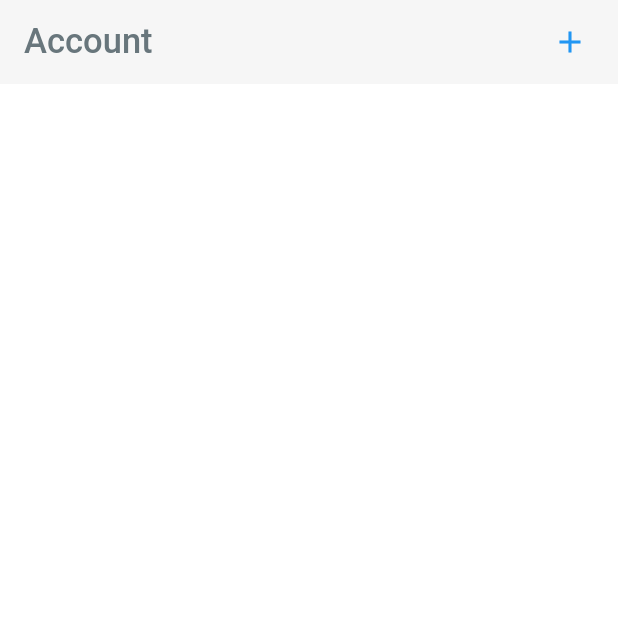
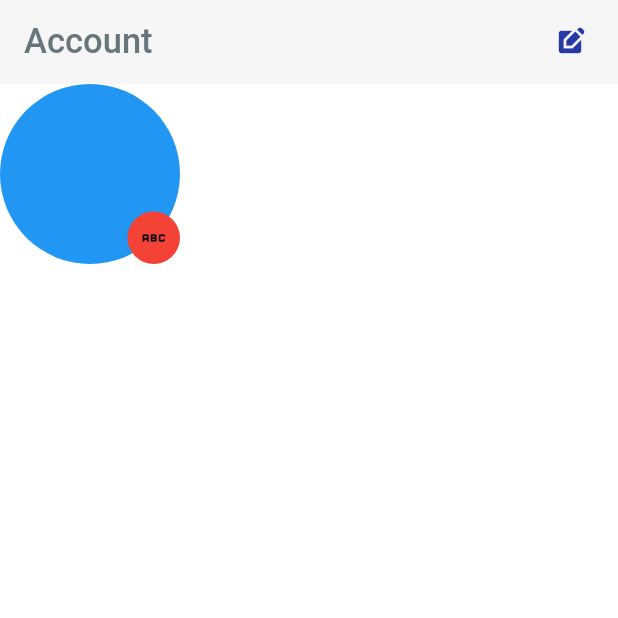
Before and after one commit to HmzEzh/medisafe, a Flutter app: the screen it shows after launch, item 4 of the bottom bar chosen, after a tap on "AM", on a phone screen of 412 x 824 dp, the top half of it. Run offline on Flutter 3.47's test engine with Material 2 defaults, Android fonts, the phone set to English and light mode, and no system bars; our stand-ins replace flutter_datetime_picker.

Commit message:
profil update

```diff
--- a/lib/screens/profilScreen/AccountScreen/AccountScreen.dart
+++ b/lib/screens/profilScreen/AccountScreen/AccountScreen.dart
@@ -35,8 +35,49 @@ class _AccountScreenState extends State<AccountScreen> {
             onPressed: () {
               print("test");
             },
-                child: Icon(IconData(0xe047, fontFamily: 'MaterialIcons')))
-          ]),
+            child: const Icon(
+              Icons.edit_square,
+              size: 20,
+              color: Color.fromARGB(255, 38, 58, 167),
+            ),
+          ),
+        ],
+      ),
+      body: Column(
+        children: [
+          /// -- IMAGE
+          Stack(
+            children: [
+              SizedBox(
+                width: 120,
+                height: 120,
+                child: ClipRRect(
+                  borderRadius: BorderRadius.circular(100),
+                  child: Container(
+                    color: Colors.blue,
+                  ),
+                ),
+              ),
+              Positioned(
+                bottom: 0,
+                right: 0,
+                child: Container(
+                  width: 35,
+                  height: 35,
+                  decoration: BoxDecoration(
+                      borderRadius: BorderRadius.circular(100),
+                      color: Colors.red),
+                  child: const Icon(
+                    Icons.abc,
+                    color: Colors.black,
+                    size: 20,
+                  ),
+                ),
+              ),
+            ],
+          ),
+        ],
+      ),
     );
   }
 }
--- a/lib/screens/profilScreen/ProfilScreen.dart
+++ b/lib/screens/profilScreen/ProfilScreen.dart
@@ -37,7 +37,7 @@ class ProfilScreen extends StatelessWidget {
                 child: Icon(IconData(0xe047, fontFamily: 'MaterialIcons')))
           ]),
       body: Center(
-        child: Column(
+        child: ListView(
           children: [
             GestureDetector(
               onTap: () {
@@ -119,10 +119,10 @@ class ProfilScreen extends StatelessWidget {
                       height: haille * 0.12,
                       decoration: BoxDecoration(
                           border: Border.all(color: Colors.white)),
-                      child: const Icon(
+                      child: Icon(
                         Icons.arrow_forward_ios,
                         color: Colors.blueGrey,
-                        size: 15,
+                        size: haille * 0.023,
                       ),
                     ),
                   ],
@@ -133,7 +133,7 @@ class ProfilScreen extends StatelessWidget {
               margin: EdgeInsets.fromLTRB(
                   waille * 0.03, haille * 0.01, waille * 0.03, haille * 0.02),
               padding: const EdgeInsets.all(10),
-              height: 270,
+              height: haille * 0.33,
               decoration: BoxDecoration(
                   borderRadius: BorderRadius.circular(10),
                   color: Colors.white,
@@ -144,7 +144,231 @@ class ProfilScreen extends StatelessWidget {
                         blurRadius: 8,
                         offset: Offset(1, 4)),
                   ]),
-              child: ListView(
+              child: Column(
+                children: [
+                  GestureDetector(
+                    onTap: () {},
+                    child: Container(
+                      margin: EdgeInsets.fromLTRB(0, 0, 0, haille * 0.015),
+                      padding: EdgeInsets.fromLTRB(0, 0, 0, haille * 0.015),
+                      decoration: const BoxDecoration(
+                        border: Border(
+                            bottom: BorderSide(
+                          color: Color.fromARGB(255, 81, 93, 99),
+                          width: 0.5,
+                        )),
+                      ),
+                      child: Row(
+                        children: [
+                          Container(
+                            padding: const EdgeInsets.all(5),
+                            decoration: BoxDecoration(
+                                border: Border.all(color: Colors.white)),
+                            child: const Icon(
+                              Icons.area_chart_outlined,
+                              size: 20,
+                              color: Color.fromARGB(255, 81, 93, 99),
+                            ),
+                          ),
+                          Container(
+                            margin: EdgeInsets.fromLTRB(waille * 0.02, 0, 0, 0),
+                            width: waille * 0.71,
+                            decoration: BoxDecoration(
+                                border: Border.all(color: Colors.white)),
+                            child: const Text(
+                              "Trackers",
+                              style: TextStyle(
+                                fontSize: 16,
+                                fontWeight: FontWeight.w400,
+                                color: Color.fromARGB(255, 81, 93, 99),
+                              ),
+                            ),
+                          ),
+                          Container(
+                            decoration: BoxDecoration(
+                                border: Border.all(color: Colors.white)),
+                            child: Icon(
+                              Icons.arrow_forward_ios,
+                              color: Colors.blueGrey,
+                              size: haille * 0.023,
+                            ),
+                          ),
+                        ],
+                      ),
+                    ),
+                  ),
+                  GestureDetector(
+                    onTap: () {},
+                    child: Container(
+                      margin: EdgeInsets.fromLTRB(0, 0, 0, haille * 0.015),
+                      padding: EdgeInsets.fromLTRB(0, 0, 0, haille * 0.015),
+                      decoration: const BoxDecoration(
+                        border: Border(
+                            bottom: BorderSide(
+                          color: Color.fromARGB(255, 81, 93, 99),
+                          width: 0.5,
+                        )),
+                      ),
+                      child: Row(
+                        children: [
+                          Container(
+                            padding: const EdgeInsets.all(5),
+                            decoration: BoxDecoration(
+                                border: Border.all(color: Colors.white)),
+                            child: const Icon(
+                              Icons.search,
+                              size: 20,
+                              color: Colors.blueGrey,
+                            ),
+                          ),
+                          Container(
+                            margin: EdgeInsets.fromLTRB(waille * 0.02, 0, 0, 0),
+                            width: waille * 0.71,
+                            decoration: BoxDecoration(
+                                border: Border.all(color: Colors.white)),
+                            child: const Text(
+                              "Search",
+                              style: TextStyle(
+                                fontSize: 16,
+                                fontWeight: FontWeight.w400,
+                                color: Color.fromARGB(255, 81, 93, 99),
+                              ),
+                            ),
+                          ),
+                          Container(
+                            decoration: BoxDecoration(
+                                border: Border.all(color: Colors.white)),
+                            child: Icon(
+                              Icons.arrow_forward_ios,
+                              color: Colors.blueGrey,
+                              size: haille * 0.023,
+                            ),
+                          ),
+                        ],
+                      ),
+                    ),
+                  ),
+                  GestureDetector(
+                    onTap: () {
+                      Navigator.push<dynamic>(
+                        context,
+                        MaterialPageRoute<dynamic>(
+                            builder: (BuildContext context) =>
+                                MedcinsListScreen()),
+                      );
+                    },
+                    child: Container(
+                      margin: EdgeInsets.fromLTRB(0, 0, 0, haille * 0.015),
+                      padding: EdgeInsets.fromLTRB(0, 0, 0, haille * 0.015),
+                      decoration: const BoxDecoration(
+                        border: Border(
+                            bottom: BorderSide(
+                          color: Color.fromARGB(255, 81, 93, 99),
+                          width: 0.5,
+                        )),
+                      ),
+                      child: Row(
+                        children: [
+                          Container(
+                            padding: const EdgeInsets.all(5),
+                            decoration: BoxDecoration(
+                                border: Border.all(color: Colors.white)),
+                            child: const Icon(
+                              Icons.contact_mail_outlined,
+                              size: 20,
+                              color: Color.fromARGB(255, 81, 93, 99),
+                            ),
+                          ),
+                          Container(
+                            margin: EdgeInsets.fromLTRB(waille * 0.02, 0, 0, 0),
+                            width: waille * 0.71,
+                            decoration: BoxDecoration(
+                                border: Border.all(color: Colors.white)),
+                            child: const Text(
+                              "Doctors",
+                              style: TextStyle(
+                                fontSize: 16,
+                                fontWeight: FontWeight.w400,
+                                color: Color.fromARGB(255, 81, 93, 99),
+                              ),
+                            ),
+                          ),
+                          Container(
+                            decoration: BoxDecoration(
+                                border: Border.all(color: Colors.white)),
+                            child: Icon(
+                              Icons.arrow_forward_ios,
+                              color: Colors.blueGrey,
+                              size: haille * 0.023,
+                            ),
+                          ),
+                        ],
+                      ),
+                    ),
+                  ),
+                  GestureDetector(
+                    onTap: () {},
+                    child: Container(
+                      decoration: BoxDecoration(
+                          border: Border.all(color: Colors.transparent)),
+                      child: Row(
+                        children: [
+                          Container(
+                            padding: const EdgeInsets.all(5),
+                            decoration: BoxDecoration(
+                                border: Border.all(color: Colors.transparent)),
+                            child: const Icon(
+                              Icons.analytics_outlined,
+                              size: 20,
+                              color: Color.fromARGB(255, 81, 93, 99),
+                            ),
+                          ),
+                          Container(
+                            margin: EdgeInsets.fromLTRB(waille * 0.02, 0, 0, 0),
+                            width: waille * 0.71,
+                            decoration: BoxDecoration(
+                                border: Border.all(color: Colors.transparent)),
+                            child: const Text(
+                              "Report",
+                              style: TextStyle(
+                                fontSize: 16,
+                                fontWeight: FontWeight.w400,
+                                color: Color.fromARGB(255, 81, 93, 99),
+                              ),
+                            ),
+                          ),
+                          Container(
+                            decoration: BoxDecoration(
+                                border: Border.all(color: Colors.transparent)),
+                            child: Icon(
+                              Icons.arrow_forward_ios,
+                              color: Colors.blueGrey,
+                              size: haille * 0.023,
+                            ),
+                          ),
+                        ],
+                      ),
+                    ),
+                  ),
+                ],
+              ),
+            ),
+            Container(
+              margin: EdgeInsets.fromLTRB(
+                  waille * 0.03, haille * 0.01, waille * 0.03, haille * 0.02),
+              padding: const EdgeInsets.all(10),
+              height: haille * 0.17,
+              decoration: BoxDecoration(
+                  borderRadius: BorderRadius.circular(10),
+                  color: Colors.white,
+                  boxShadow: const [
+                    BoxShadow(
+                        color: Color.fromARGB(62, 117, 117, 117),
+                        spreadRadius: 1,
+                        blurRadius: 8,
+                        offset: Offset(1, 4)),
+                  ]),
+              child: Column(
                 children: [
                   GestureDetector(
                     onTap: () {
@@ -193,68 +417,10 @@ class ProfilScreen extends StatelessWidget {
                           Container(
                             decoration: BoxDecoration(
                                 border: Border.all(color: Colors.white)),
-                            child: const Icon(
+                            child: Icon(
                               Icons.arrow_forward_ios,
                               color: Colors.blueGrey,
-                              size: 15,
-                            ),
-                          ),
-                        ],
-                      ),
-                    ),
-                  ),
-                  GestureDetector(
-                    onTap: () {
-                      Navigator.push<dynamic>(
-                        context,
-                        MaterialPageRoute<dynamic>(
-                            builder: (BuildContext context) =>
-                                MedcinsListScreen()),
-                      );
-                    },
-                    child: Container(
-                      margin: EdgeInsets.fromLTRB(0, 0, 0, haille * 0.015),
-                      padding: EdgeInsets.fromLTRB(0, 0, 0, haille * 0.015),
-                      decoration: const BoxDecoration(
-                        border: Border(
-                            bottom: BorderSide(
-                          color: Color.fromARGB(255, 81, 93, 99),
-                          width: 0.5,
-                        )),
-                      ),
-                      child: Row(
-                        children: [
-                          Container(
-                            padding: const EdgeInsets.all(5),
-                            decoration: BoxDecoration(
-                                border: Border.all(color: Colors.white)),
-                            child: const Icon(
-                              Icons.search,
-                              size: 20,
-                              color: Colors.blueGrey,
-                            ),
-                          ),
-                          Container(
-                            margin: EdgeInsets.fromLTRB(waille * 0.02, 0, 0, 0),
-                            width: waille * 0.71,
-                            decoration: BoxDecoration(
-                                border: Border.all(color: Colors.white)),
-                            child: const Text(
-                              "Search",
-                              style: TextStyle(
-                                fontSize: 16,
-                                fontWeight: FontWeight.w400,
-                                color: Color.fromARGB(255, 81, 93, 99),
-                              ),
-                            ),
-                          ),
-                          Container(
-                            decoration: BoxDecoration(
-                                border: Border.all(color: Colors.white)),
-                            child: const Icon(
-                              Icons.arrow_forward_ios,
-                              color: Colors.blueGrey,
-                              size: 15,
+                              size: haille * 0.023,
                             ),
                           ),
                         ],
@@ -264,15 +430,8 @@ class ProfilScreen extends StatelessWidget {
                   GestureDetector(
                     onTap: () {},
                     child: Container(
-                      margin: EdgeInsets.fromLTRB(0, 0, 0, haille * 0.015),
-                      padding: EdgeInsets.fromLTRB(0, 0, 0, haille * 0.015),
-                      decoration: const BoxDecoration(
-                        border: Border(
-                            bottom: BorderSide(
-                          color: Color.fromARGB(255, 81, 93, 99),
-                          width: 0.5,
-                        )),
-                      ),
+                      decoration: BoxDecoration(
+                          border: Border.all(color: Colors.transparent)),
                       child: Row(
                         children: [
                           Container(
@@ -282,7 +441,7 @@ class ProfilScreen extends StatelessWidget {
                             child: const Icon(
                               Icons.share,
                               size: 20,
-                              color: Colors.blueGrey,
+                              color: Color.fromARGB(255, 81, 93, 99),
                             ),
                           ),
                           Container(
@@ -302,105 +461,10 @@ class ProfilScreen extends StatelessWidget {
                           Container(
                             decoration: BoxDecoration(
                                 border: Border.all(color: Colors.white)),
-                            child: const Icon(
+                            child: Icon(
                               Icons.arrow_forward_ios,
                               color: Colors.blueGrey,
-                              size: 15,
-                            ),
-                          ),
-                        ],
-                      ),
-                    ),
-                  ),
-                  GestureDetector(
-                    onTap: () {},
-                    child: Container(
-                      margin: EdgeInsets.fromLTRB(0, 0, 0, haille * 0.015),
-                      padding: EdgeInsets.fromLTRB(0, 0, 0, haille * 0.015),
-                      decoration: const BoxDecoration(
-                        border: Border(
-                            bottom: BorderSide(
-                          color: Color.fromARGB(255, 81, 93, 99),
-                          width: 0.5,
-                        )),
-                      ),
-                      child: Row(
-                        children: [
-                          Container(
-                            padding: const EdgeInsets.all(5),
-                            decoration: BoxDecoration(
-                                border: Border.all(color: Colors.white)),
-                            child: const Icon(
-                              Icons.contact_mail_outlined,
-                              size: 20,
-                              color: Color.fromARGB(255, 81, 93, 99),
-                            ),
-                          ),
-                          Container(
-                            margin: EdgeInsets.fromLTRB(waille * 0.02, 0, 0, 0),
-                            width: waille * 0.71,
-                            decoration: BoxDecoration(
-                                border: Border.all(color: Colors.white)),
-                            child: const Text(
-                              "Contacts",
-                              style: TextStyle(
-                                fontSize: 16,
-                                fontWeight: FontWeight.w400,
-                                color: Color.fromARGB(255, 81, 93, 99),
-                              ),
-                            ),
-                          ),
-                          Container(
-                            decoration: BoxDecoration(
-                                border: Border.all(color: Colors.white)),
-                            child: const Icon(
-                              Icons.arrow_forward_ios,
-                              color: Colors.blueGrey,
-                              size: 15,
-                            ),
-                          ),
-                        ],
-                      ),
-                    ),
-                  ),
-                  GestureDetector(
-                    onTap: () {},
-                    child: Container(
-                      margin: EdgeInsets.fromLTRB(0, 0, 0, haille * 0.015),
-                      padding: EdgeInsets.fromLTRB(0, 0, 0, haille * 0.015),
-                      child: Row(
-                        children: [
-                          Container(
-                            padding: const EdgeInsets.all(5),
-                            decoration: BoxDecoration(
-                                border: Border.all(color: Colors.white)),
-                            child: const Icon(
-                              Icons.analytics_outlined,
-                              size: 20,
-                              color: Color.fromARGB(255, 81, 93, 99),
-                            ),
-                          ),
-                          Container(
-                            margin: EdgeInsets.fromLTRB(waille * 0.02, 0, 0, 0),
-                            width: waille * 0.71,
-                            decoration: BoxDecoration(
-                                border: Border.all(color: Colors.white)),
-                            child: const Text(
-                              "Report",
-                              style: TextStyle(
-                                fontSize: 16,
-                                fontWeight: FontWeight.w400,
-                                color: Color.fromARGB(255, 81, 93, 99),
-                              ),
-                            ),
-                          ),
-                          Container(
-                            decoration: BoxDecoration(
-                                border: Border.all(color: Colors.white)),
-                            child: const Icon(
-                              Icons.arrow_forward_ios,
-                              color: Colors.blueGrey,
-                              size: 15,
+                              size: haille * 0.023,
                             ),
                           ),
                         ],
```
Also changed, not shown: assets/avatars/avatar-2.jpg (added), assets/avatars/avatar-3.jpg (added), assets/avatars/avatar-4.jpg (added), assets/avatars/avatar-5.jpg (added), assets/avatars/avatar.jpg (added). Lines whose indentation alone changed are shown as unchanged.
